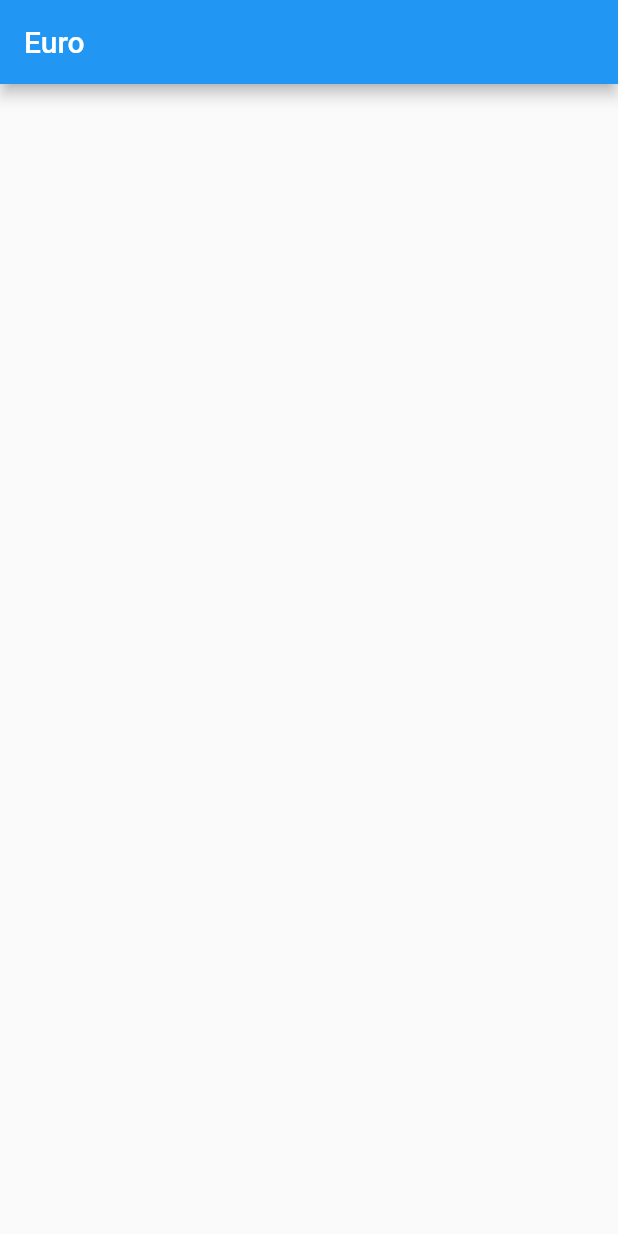
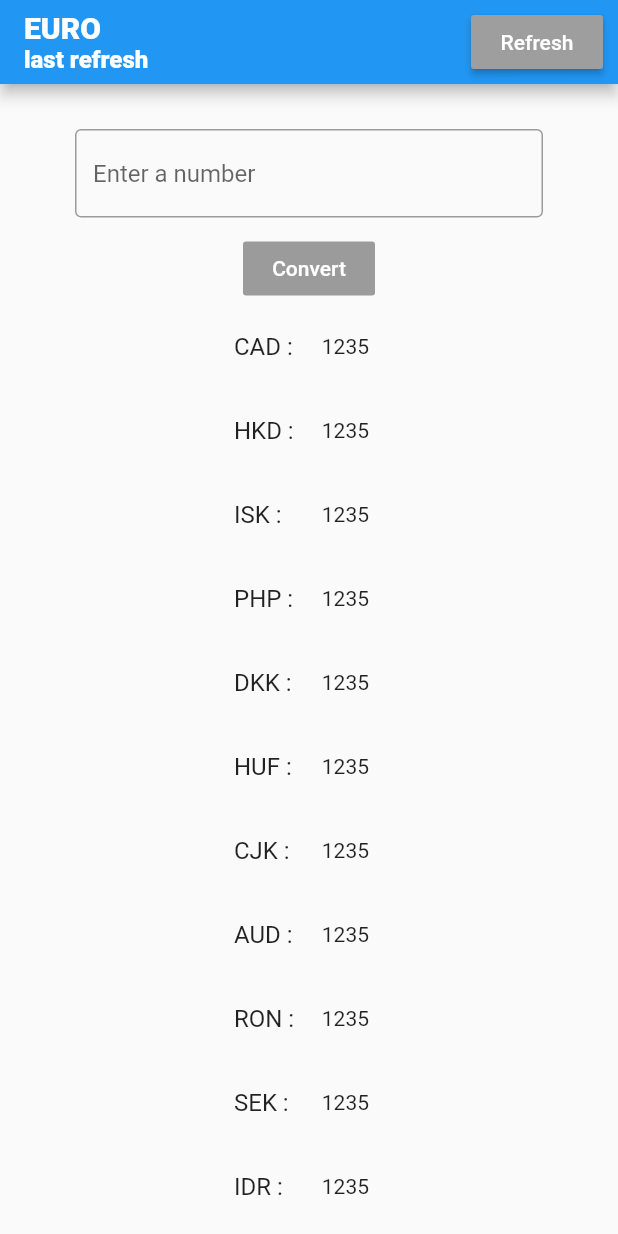
Before and after one commit to sakshamsri4/currencyConverter, a Flutter app: the screen it shows after launch, on a phone screen of 412 x 824 dp. Run offline on Flutter 3.47's test engine with Material 2 defaults, Android fonts, the phone set to English and light mode, and no system bars.

Commit message:
Basic UI

```diff
--- a/lib/Screen/homePage.dart
+++ b/lib/Screen/homePage.dart
@@ -11,7 +11,158 @@ class _HomePageState extends State<HomePage> {
   Widget build(BuildContext context) {
     return Scaffold(
       appBar: AppBar(
-        title: Text('Euro'),
+        title: Column(
+          mainAxisAlignment: MainAxisAlignment.center,
+          crossAxisAlignment: CrossAxisAlignment.start,
+          children: <Widget>[
+            Text(
+              'EURO',
+              style: TextStyle(fontSize: 20.0, fontWeight: FontWeight.w800),
+            ),
+            Text(
+              'last refresh',
+              style: TextStyle(fontSize: 16.0, fontWeight: FontWeight.w800),
+            ),
+          ],
+        ),
+        actions: <Widget>[
+          Padding(
+            padding: const EdgeInsets.all(10.0),
+            child: RaisedButton(
+              onPressed: () {},
+              child: Text(
+                'Refresh',
+                style: TextStyle(color: Colors.white),
+              ),
+              color: Colors.grey,
+            ),
+          )
+        ],
+      ),
+      body: Column(
+        children: <Widget>[
+          Container(
+            child: Column(
+              children: <Widget>[
+                Padding(
+                  padding: const EdgeInsets.fromLTRB(50.0, 30.0, 50.0, 10.0),
+                  child: TextField(
+                    decoration: new InputDecoration(
+                        border: new OutlineInputBorder(
+                          borderSide: new BorderSide(
+                            color: Colors.teal,
+                          ),
+                        ),
+                        hintText: 'Enter a number',
+                        //helperText: 'Enter numbers',
+                        // labelText: 'Life story',
+                        suffixText: 'EURO',
+                        suffixStyle: const TextStyle(color: Colors.green)),
+                  ),
+                ),
+                RaisedButton(
+                  child: Text('Convert', style: TextStyle(color: Colors.white)),
+                  onPressed: null,
+                ),
+              ],
+            ),
+          ),
+          Container(
+            child: Expanded(
+              child: Padding(
+                padding: const EdgeInsets.fromLTRB(140.0, 0.0, 150.0, 0.0),
+                child: ListView(
+                  children: <Widget>[
+                    ListTile(
+                      title: Text('CAD :'),
+                      trailing: Text('1235'),
+                    ),
+                    ListTile(
+                      title: Text('HKD :'),
+                      trailing: Text('1235'),
+                    ),
+                    ListTile(
+                      title: Text('ISK :'),
+                      trailing: Text('1235'),
+                    ),
+                    ListTile(
+                      title: Text('PHP :'),
+                      trailing: Text('1235'),
+                    ),
+                    ListTile(
+                      title: Text('DKK :'),
+                      trailing: Text('1235'),
+                    ),
+                    ListTile(
+                      title: Text('HUF :'),
+                      trailing: Text('1235'),
+                    ),
+                    ListTile(
+                      title: Text('CJK :'),
+                      trailing: Text('1235'),
+                    ),
+                    ListTile(
+                      title: Text('AUD :'),
+                      trailing: Text('1235'),
+                    ),
+                    ListTile(
+                      title: Text('RON :'),
+                      trailing: Text('1235'),
+                    ),
+                    ListTile(
+                      title: Text('SEK :'),
+                      trailing: Text('1235'),
+                    ),
+                    ListTile(
+                      title: Text('IDR :'),
+                      trailing: Text('1235'),
+                    ),
+                    ListTile(
+                      title: Text('INR :'),
+                      trailing: Text('1235'),
+                    ),
+                    ListTile(
+                      title: Text('BRL :'),
+                      trailing: Text('1235'),
+                    ),
+                    ListTile(
+                      title: Text('RUB :'),
+                      trailing: Text('1235'),
+                    ),
+                    ListTile(
+                      title: Text('HRK :'),
+                      trailing: Text('1235'),
+                    ),
+                    ListTile(
+                      title: Text('JPY :'),
+                      trailing: Text('1235'),
+                    ),
+                    ListTile(
+                      title: Text('THB :'),
+                      trailing: Text('1235'),
+                    ),
+                    ListTile(
+                      title: Text('CHF :'),
+                      trailing: Text('1235'),
+                    ),
+                    ListTile(
+                      title: Text('SGD :'),
+                      trailing: Text('1235'),
+                    ),
+                    ListTile(
+                      title: Text('PLN :'),
+                      trailing: Text('1235'),
+                    ),
+                    ListTile(
+                      title: Text('BGN:'),
+                      trailing: Text('1235'),
+                    ),
+                  ],
+                ),
+              ),
+            ),
+          ),
+        ],
       ),
     );
   }
```
